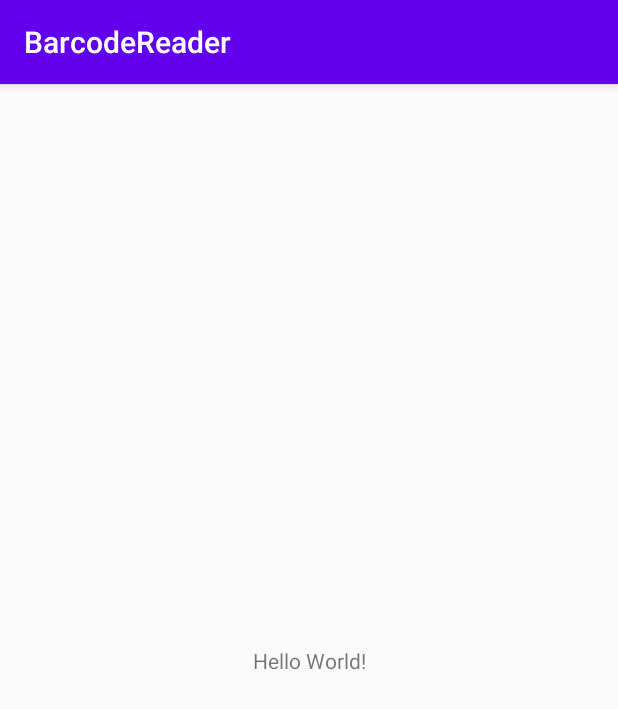
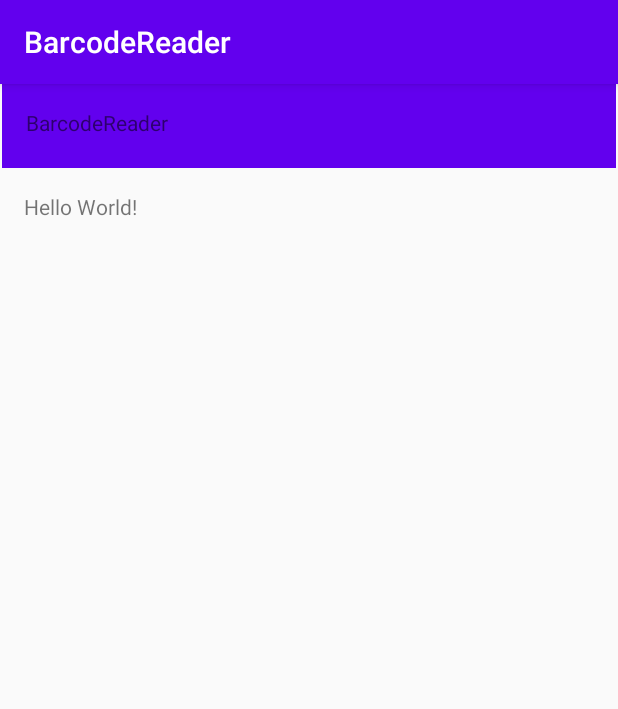
Before and after one commit to Haejoon0313/2020_Fall_Barcode_Reader, an Android app: the screen it shows after launch (MainActivity), on a phone screen of 412 x 824 dp. Shown: the top 709 px of the screen. Run offline under Robolectric (Android 15) with nearby library versions, the light colour scheme and no system bars.

Commit message:
Main Activity Toolbar & Title

```diff
--- a/app/src/main/res/layout/activity_main.xml
+++ b/app/src/main/res/layout/activity_main.xml
@@ -6,13 +6,44 @@
     android:layout_height="match_parent"
     tools:context=".MainActivity">
 
+    <androidx.appcompat.widget.Toolbar
+        android:id="@+id/toolbar"
+        android:layout_width="409dp"
+        android:layout_height="56dp"
+        android:background="?attr/colorPrimary"
+        android:minHeight="?attr/actionBarSize"
+        android:theme="?attr/actionBarTheme"
+        app:layout_constraintEnd_toEndOf="parent"
+        app:layout_constraintStart_toStartOf="parent"
+        app:layout_constraintTop_toTopOf="parent" />
+
     <TextView
-        android:layout_width="wrap_content"
-        android:layout_height="wrap_content"
+        android:id="@+id/titleView"
+        android:layout_width="0dp"
+        android:layout_height="0dp"
+        android:layout_marginStart="16dp"
+        android:layout_marginLeft="16dp"
+        android:layout_marginTop="16dp"
+        android:layout_marginEnd="16dp"
+        android:layout_marginRight="16dp"
+        android:layout_marginBottom="16dp"
+        android:text="@string/app_name"
+        app:layout_constraintBottom_toBottomOf="@+id/toolbar"
+        app:layout_constraintEnd_toEndOf="@+id/toolbar"
+        app:layout_constraintStart_toStartOf="@+id/toolbar"
+        app:layout_constraintTop_toTopOf="@+id/toolbar" />
+
+    <TextView
+        android:layout_width="0dp"
+        android:layout_height="0dp"
+        android:layout_marginLeft="16dp"
+        android:layout_marginTop="16dp"
+        android:layout_marginRight="16dp"
+        android:layout_marginBottom="16dp"
         android:text="Hello World!"
         app:layout_constraintBottom_toBottomOf="parent"
         app:layout_constraintLeft_toLeftOf="parent"
         app:layout_constraintRight_toRightOf="parent"
-        app:layout_constraintTop_toTopOf="parent" />
+        app:layout_constraintTop_toBottomOf="@+id/toolbar" />
 
 </androidx.constraintlayout.widget.ConstraintLayout>
--- /dev/null
+++ b/app/src/main/res/layout/content_main.xml
@@ -0,0 +1,6 @@
+<?xml version="1.0" encoding="utf-8"?>
+<androidx.constraintlayout.widget.ConstraintLayout xmlns:android="http://schemas.android.com/apk/res/android"
+    xmlns:app="http://schemas.android.com/apk/res-auto"
+    android:layout_width="match_parent"
+    android:layout_height="match_parent"
+    app:layout_behavior="@string/appbar_scrolling_view_behavior"></androidx.constraintlayout.widget.ConstraintLayout>
--- /dev/null
+++ b/app/src/main/res/values/dimens.xml
@@ -0,0 +1,3 @@
+<resources>
+    <dimen name="fab_margin">16dp</dimen>
+</resources>
--- a/app/src/main/res/values/strings.xml
+++ b/app/src/main/res/values/strings.xml
@@ -1,3 +1,4 @@
 <resources>
     <string name="app_name">BarcodeReader</string>
+    <string name="my_app">My App</string>
 </resources>
```
Also changed, not shown: app/src/main/java/com/example/barcodereader/FirstFragment.java (added, +34 -0 lines), app/src/main/java/com/example/barcodereader/SecondFragment.java (added, +34 -0 lines), app/src/main/res/layout/fragment_first.xml (added, +28 -0 lines), app/src/main/res/layout/fragment_second.xml (added, +27 -0 lines), app/src/main/res/navigation/nav_graph.xml (added, +28 -0 lines).
